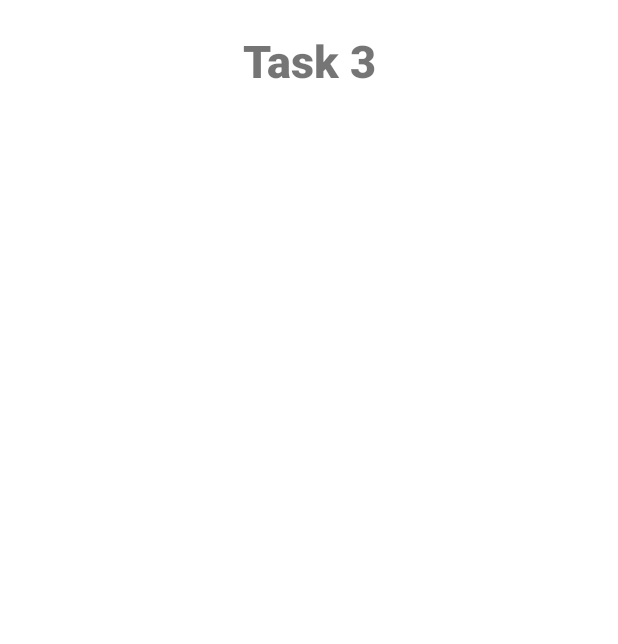
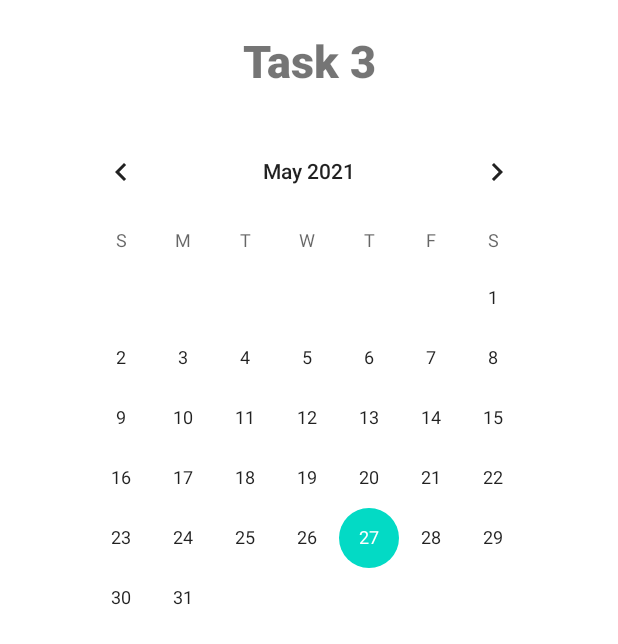
Before and after one commit to Navara91/HomeWorkRepo, an Android app: the calendarActivity screen opened directly, with no data from a screen before it, on a phone screen of 412 x 824 dp. Shown: the top 644 px of the screen. Run offline under Robolectric (Android 15) with nearby library versions, the phone set to English and light mode, and no system bars.

Commit message:
android:ems или setEms(n) задает ширину TextView, чтобы соответствовать тексту из n ' m ' букв независимо от фактического расширения текста и размера текста. но только тогда, когда layout_width установлено значение "wrap_content". Другое layout_width значения переопределяют настройку ширины ems.

```diff
--- a/app/src/main/res/layout/activity_calendar.xml
+++ b/app/src/main/res/layout/activity_calendar.xml
@@ -7,16 +7,24 @@
     android:orientation="vertical">
 
     <TextView
-        android:layout_width="match_parent"
+        android:layout_width="wrap_content"
         android:layout_height="wrap_content"
         android:text="Task 3"
         android:textSize="30sp"
         android:gravity="center"
+        android:ems="@android:integer/config_longAnimTime"
         android:fontFamily="sans-serif-black"
         android:layout_marginTop="20dp"
         android:layout_marginLeft="40dp"
         android:layout_marginRight="40dp"
         />
 
+    <CalendarView
+        android:layout_width="wrap_content"
+        android:layout_height="wrap_content"
+        android:layout_marginTop="20dp"
+        android:layout_marginLeft="40dp"
+        android:layout_marginRight="40dp"
+        />
 
 </LinearLayout>
--- a/app/src/main/res/layout/activity_second.xml
+++ b/app/src/main/res/layout/activity_second.xml
@@ -7,11 +7,12 @@
     tools:context=".secondActivity">
 
     <TextView
-        android:layout_width="match_parent"
+        android:layout_width="wrap_content"
         android:layout_height="wrap_content"
         android:text="Task 2"
         android:textSize="30sp"
         android:gravity="center"
+        android:ems="@android:integer/config_mediumAnimTime"
         android:fontFamily="sans-serif-black"
         android:layout_marginTop="20dp"
         android:layout_marginLeft="40dp"
```
